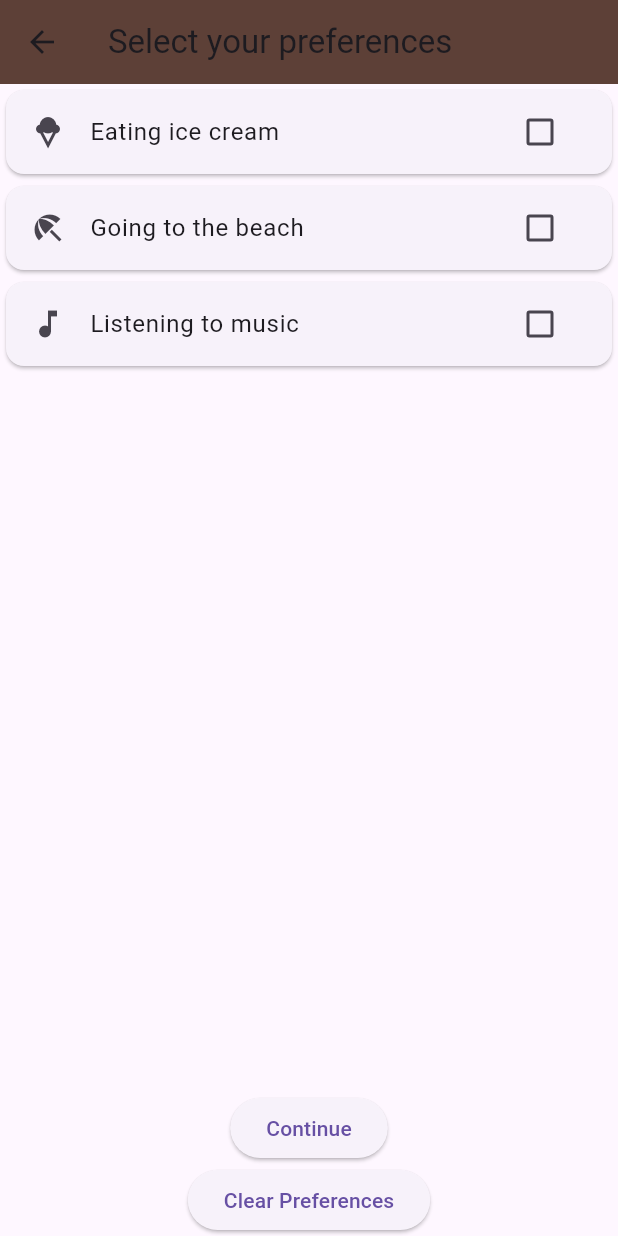
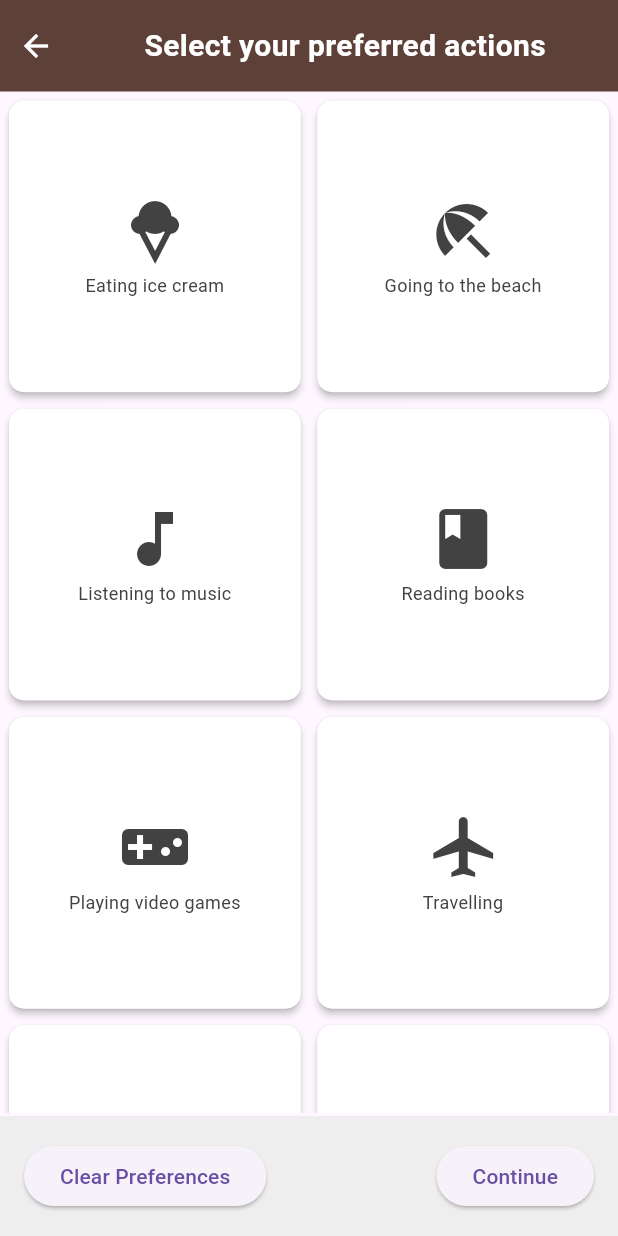
Before and after one commit to NikolaOgnjenovic/IHome, a Flutter app: the PreferenceSelectionScreen screen opened by its route, on a phone screen of 412 x 824 dp. Run offline on Flutter 3.47's test engine with Material 3 defaults, Android fonts, the phone set to English and light mode, and no system bars; our stand-ins replace shared_preferences; accounts and stored records are empty.

```diff
--- a/frontend/lib/screens/preference_selection_screen.dart
+++ b/frontend/lib/screens/preference_selection_screen.dart
@@ -1,6 +1,7 @@
 import 'package:flutter/material.dart';
 import '../models/preference.dart';
 import '../services/preference_selection_service.dart';
+import '../widgets/preference_card.dart';
 
 class PreferenceSelectionScreen extends StatefulWidget {
   const PreferenceSelectionScreen({super.key});
@@ -15,6 +16,13 @@ class _PreferenceSelectionScreenState extends State<PreferenceSelectionScreen> {
     Preference(name: 'Eating ice cream', icon: Icons.icecream),
     Preference(name: 'Going to the beach', icon: Icons.beach_access),
     Preference(name: 'Listening to music', icon: Icons.music_note),
+    Preference(name: 'Reading books', icon: Icons.book),
+    Preference(name: 'Playing video games', icon: Icons.videogame_asset),
+    Preference(name: 'Travelling', icon: Icons.airplanemode_active),
+    Preference(name: 'Watching movies', icon: Icons.movie),
+    Preference(name: 'Cycling', icon: Icons.directions_bike),
+    Preference(name: 'Cooking', icon: Icons.local_dining),
+    Preference(name: 'Hiking', icon: Icons.terrain),
   ];
   final Set<Preference> _selectedItems = {};
 
@@ -32,47 +40,90 @@ class _PreferenceSelectionScreenState extends State<PreferenceSelectionScreen> {
   }
 
   Future<void> _clearPreferences() async {
-    await _service.clearPreferences();
+    await _service.clearSharedPrefs();
     setState(() {
       _selectedItems.clear();
+    });
+  }
+
+  void _toggleSelection(Preference preference, bool isSelected) {
+    setState(() {
+      if (isSelected) {
+        _selectedItems.add(preference);
+      } else {
+        _selectedItems.remove(preference);
+      }
     });
   }
 
   @override
   Widget build(BuildContext context) {
     return Scaffold(
-      appBar: AppBar(
-        title: const Text('Select your preferences'),
-        backgroundColor: Colors.brown[700],
-      ),
+      appBar: null, // Remove the default app bar
       body: Column(
         children: [
-          Expanded(
-            child: ListView.builder(
-              itemCount: _items.length,
-              itemBuilder: (context, index) {
-                final item = _items[index];
-                final isSelected = _selectedItems.contains(item);
-                return Card(
-                  child: ListTile(
-                    leading: Icon(item.icon),
-                    title: Text(item.name),
-                    trailing: Checkbox(
-                      value: isSelected,
-                      onChanged: (bool? value) {
-                        setState(() {
-                          if (value == true) {
-                            _selectedItems.add(item);
-                          } else {
-                            _selectedItems.remove(item);
-                          }
-                        });
+          Container(
+            color: Colors.brown[700],
+            padding: EdgeInsets.only(top: MediaQuery.of(context).padding.top), // To avoid the top padding
+            child: Row(
+              children: [
+                IconButton(
+                  onPressed: () {
+                    Navigator.pop(context); // Go back to previous screen
                   },
+                  icon: const Icon(Icons.arrow_back, color: Colors.white),
+                ),
+                const Expanded(
+                  child: Center(
+                    child: Padding(
+                      padding: EdgeInsets.symmetric(vertical: 16.0),
+                      child: Text(
+                        'Select your preferred actions', // Updated title
+                        style: TextStyle(
+                          color: Colors.white,
+                          fontSize: 20.0,
+                          fontWeight: FontWeight.bold,
                         ),
                       ),
+                    ),
+                  ),
+                ),
+              ],
+            ),
+          ),
+          Expanded(
+            child: Padding(
+              padding: const EdgeInsets.all(2.0),
+              child: GridView.count(
+                crossAxisCount: 2,
+                crossAxisSpacing: 3.0,
+                mainAxisSpacing: 3.0,
+                children: _items.map((item) {
+                  final isSelected = _selectedItems.contains(item);
+                  return PreferenceCard(
+                    preference: item,
+                    isSelected: isSelected,
+                    onSelected: (isSelected) {
+                      _toggleSelection(item, isSelected);
+                    },
                   );
+                }).toList(),
+              ),
+            ),
+          ),
+          Container(
+            color: Colors.grey[200],
+            child: Padding(
+              padding: const EdgeInsets.all(16.0),
+              child: Row(
+                mainAxisAlignment: MainAxisAlignment.spaceBetween,
+                children: [
+                  ElevatedButton(
+                    onPressed: () async {
+                      await _clearPreferences();
+                      // TODO: Provide user feedback that preferences have been cleared
                     },
-            ),
+                    child: const Text('Clear Preferences'),
                   ),
                   ElevatedButton(
                     onPressed: () async {
@@ -81,12 +132,9 @@ class _PreferenceSelectionScreenState extends State<PreferenceSelectionScreen> {
                     },
                     child: const Text('Continue'),
                   ),
-          ElevatedButton(
-            onPressed: () async {
-              await _clearPreferences();
-              // TODO: Provide user feedback that preferences have been cleared
-            },
-            child: const Text('Clear Preferences'),
+                ],
+              ),
+            ),
           ),
         ],
       ),
--- /dev/null
+++ b/frontend/lib/widgets/preference_card.dart
@@ -0,0 +1,53 @@
+import 'package:flutter/material.dart';
+import '../models/preference.dart';
+
+class PreferenceCard extends StatelessWidget {
+  final Preference preference;
+  final bool isSelected;
+  final Function(bool) onSelected;
+
+  const PreferenceCard({
+    required this.preference,
+    required this.isSelected,
+    required this.onSelected,
+    super.key,
+  });
+
+  @override
+  Widget build(BuildContext context) {
+    return GestureDetector(
+      onTap: () {
+        onSelected(!isSelected);
+      },
+      child: Card(
+        color: isSelected ? Colors.blue.withOpacity(0.2) : Colors.white,
+        shape: RoundedRectangleBorder(
+          borderRadius: BorderRadius.circular(10),
+        ),
+        elevation: 2,
+        child: Padding(
+          padding: const EdgeInsets.all(8.0),
+          child: Column(
+            mainAxisAlignment: MainAxisAlignment.center,
+            children: [
+              Icon(
+                preference.icon,
+                size: 48, // Decreased icon size
+                color: isSelected ? Colors.blue : Colors.grey[800],
+              ),
+              const SizedBox(height: 4),
+              Text(
+                preference.name,
+                textAlign: TextAlign.center,
+                style: TextStyle(
+                  fontSize: 12, // Decreased text size
+                  color: isSelected ? Colors.blue : Colors.grey[800],
+                ),
+              ),
+            ],
+          ),
+        ),
+      ),
+    );
+  }
+}
```
Also changed, not shown: frontend/lib/main.dart (+35 -7 lines), frontend/lib/repositories/preference_selection_repository.dart (+9 -1 lines), frontend/lib/services/preference_selection_service.dart (+9 -3 lines). Lines whose indentation alone changed are shown as unchanged.
